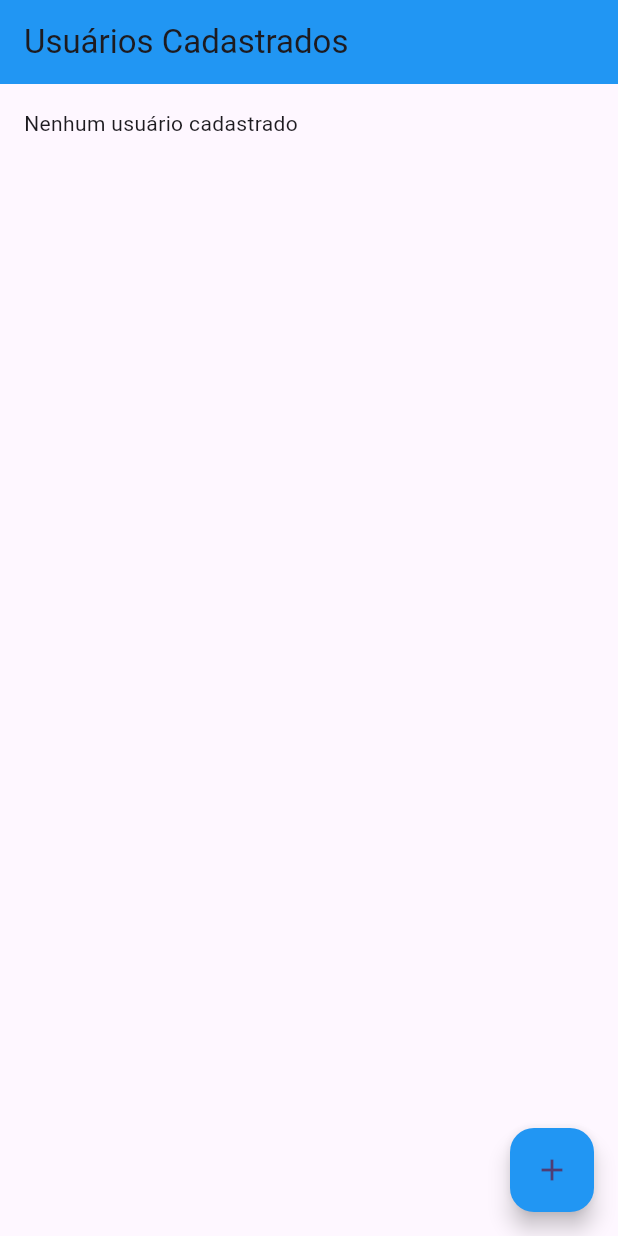
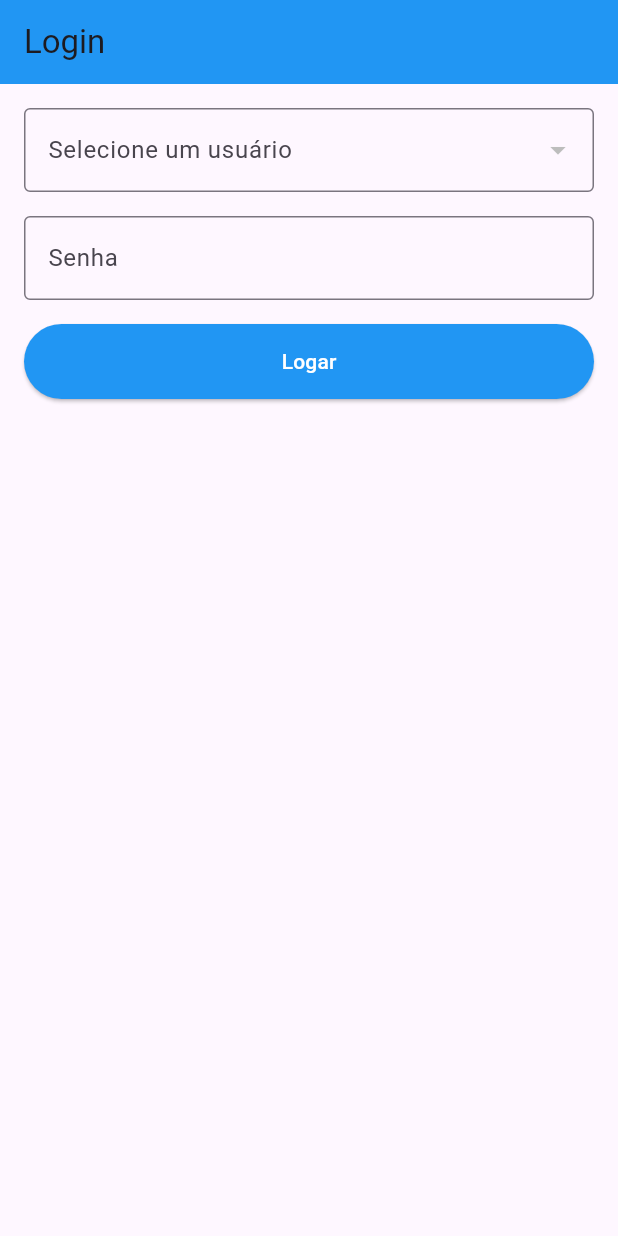
Before and after one commit to marcelodeoliveiranet/login_usuario, a Flutter app: the screen it shows after launch, on a phone screen of 412 x 824 dp. Run offline on Flutter 3.47's test engine with Material 3 defaults, Android fonts, the phone set to English and light mode, and no system bars; our stand-ins replace dio, equatable; accounts and stored records are empty; network calls fail.

Commit message:
Adicionando a consulta de usuarios

```diff
--- a/lib/main.dart
+++ b/lib/main.dart
@@ -1,5 +1,5 @@
 import 'package:flutter/material.dart';
-import 'package:login_usuario/widgets/obtenha_usuarios_cadastrados_widget.dart';
+import 'package:login_usuario/widgets/formulario_login_widget.dart';
 
 void main() {
   runApp(const MyApp());
@@ -21,7 +21,7 @@ class _MyAppState extends State<MyApp> {
       theme: ThemeData(
         colorScheme: ColorScheme.fromSeed(seedColor: Colors.deepPurple),
       ),
-      home: ObtenhaUsuariosCadastradosWidget(), // FormularioUsuarioWidget(),
+      home: FormularioLoginWidget(),
     );
   }
 }
--- a/lib/model/usuario.dart
+++ b/lib/model/usuario.dart
@@ -1,4 +1,3 @@
-// ignore_for_file: public_member_api_docs, sort_constructors_first
 import 'package:equatable/equatable.dart';
 
 class Usuario extends Equatable {
--- a/lib/services/usuario_service.dart
+++ b/lib/services/usuario_service.dart
@@ -1,4 +1,3 @@
-import 'dart:convert';
 import 'package:login_usuario/dto/request/cadastrar_usuario_request.dart';
 import 'package:login_usuario/model/obtenha_usuarios_cadastrados.dart';
 import 'package:login_usuario/model/usuario.dart';
@@ -12,11 +11,11 @@ class UsuarioService {
     ),
   );
 
-  Future<List<Usuario>> getUserActive() async {
+  Future<List<Usuario>> obtenhaUsuariosAtivos() async {
     final response = await _dio.get("obtenhausuariosativos");
 
     if (response.statusCode == 200) {
-      final List<dynamic> jsonData = jsonDecode(response.data)['Resultado'];
+      final List<dynamic> jsonData = response.data['Resultado'];
       return jsonData.map((item) => Usuario.fromJson(item)).toList();
     } else {
       throw Exception("Erro ao buscar usuarios ativos");
--- /dev/null
+++ b/lib/widgets/formulario_login_widget.dart
@@ -0,0 +1,124 @@
+import 'package:flutter/material.dart';
+import 'package:login_usuario/controllers/usuario_controller.dart';
+import 'package:login_usuario/model/usuario.dart';
+import 'package:login_usuario/widgets/obtenha_usuarios_cadastrados_widget.dart';
+
+class FormularioLoginWidget extends StatefulWidget {
+  const FormularioLoginWidget({super.key});
+
+  @override
+  State<FormularioLoginWidget> createState() => _FormularioLoginWidgetState();
+}
+
+class _FormularioLoginWidgetState extends State<FormularioLoginWidget> {
+  final senhaController = TextEditingController();
+  final formKey = GlobalKey<FormState>();
+  Usuario? usuarioSelecionado;
+  UsuarioController usuarioController = UsuarioController();
+
+  @override
+  void initState() {
+    super.initState();
+    usuarioController.obtenhaUsuariosAtivos();
+  }
+
+  @override
+  Widget build(BuildContext context) {
+    return Scaffold(
+      appBar: AppBar(title: Text("Login"), backgroundColor: Colors.blue),
+      body: Padding(
+        padding: const EdgeInsets.all(16.0),
+        child: ListenableBuilder(
+          listenable: usuarioController,
+          builder: (context, child) {
+            return Form(
+              key: formKey,
+              child: Column(
+                spacing: 16,
+                children: [
+                  Row(
+                    children: [
+                      Expanded(
+                        child: DropdownButtonFormField<Usuario>(
+                          decoration: const InputDecoration(
+                            labelText: 'Selecione um usuário',
+                            border: OutlineInputBorder(),
+                          ),
+                          isExpanded: true,
+                          value: usuarioSelecionado,
+                          items:
+                              usuarioController.usuariosAtivos.map((usuario) {
+                                return DropdownMenuItem<Usuario>(
+                                  value: usuario,
+                                  child: Text(usuario.nome),
+                                );
+                              }).toList(),
+                          validator: (value) {
+                            if (value == null) {
+                              return "Selecione um usuario";
+                            }
+
+                            return null;
+                          },
+                          onChanged: (value) {
+                            setState(() {
+                              usuarioSelecionado = value;
+                            });
+                          },
+                        ),
+                      ),
+                    ],
+                  ),
+                  TextFormField(
+                    controller: senhaController,
+                    keyboardType: TextInputType.text,
+                    obscureText: true,
+                    decoration: InputDecoration(
+                      border: OutlineInputBorder(),
+                      label: Text("Senha"),
+                    ),
+                    validator: (value) {
+                      if (value == "" || value == null) {
+                        return "Preencha a senha";
+                      }
+
+                      return null;
+                    },
+                  ),
+                  Row(
+                    children: [
+                      Expanded(
+                        child: ElevatedButton(
+                          onPressed: () {
+                            final validation = formKey.currentState?.validate();
+
+                            if (validation == true) {
+                              Navigator.pushReplacement(
+                                context,
+                                MaterialPageRoute(
+                                  builder:
+                                      (context) =>
+                                          ObtenhaUsuariosCadastradosWidget(),
+                                ),
+                              );
+                            }
+                          },
+                          style: ElevatedButton.styleFrom(
+                            backgroundColor: Colors.blue,
+                            foregroundColor: Colors.white,
+                            minimumSize: Size(200, 50),
+                          ),
+                          child: const Text("Logar"),
+                        ),
+                      ),
+                    ],
+                  ),
+                ],
+              ),
+            );
+          },
+        ),
+      ),
+    );
+  }
+}
--- a/lib/widgets/formulario_usuario_widget.dart
+++ b/lib/widgets/formulario_usuario_widget.dart
@@ -115,7 +115,7 @@ class _FormularioUsuarioWidgetState extends State<FormularioUsuarioWidget> {
   Widget build(BuildContext context) {
     return Scaffold(
       appBar: AppBar(
-        title: const Text("Cadastro de Usuarios"),
+        title: const Text("Inclusão de Usuario"),
         backgroundColor: Colors.blue,
       ),
       body: Padding(
```
Also changed, not shown: lib/controllers/usuario_controller.dart (+16 -0 lines).
